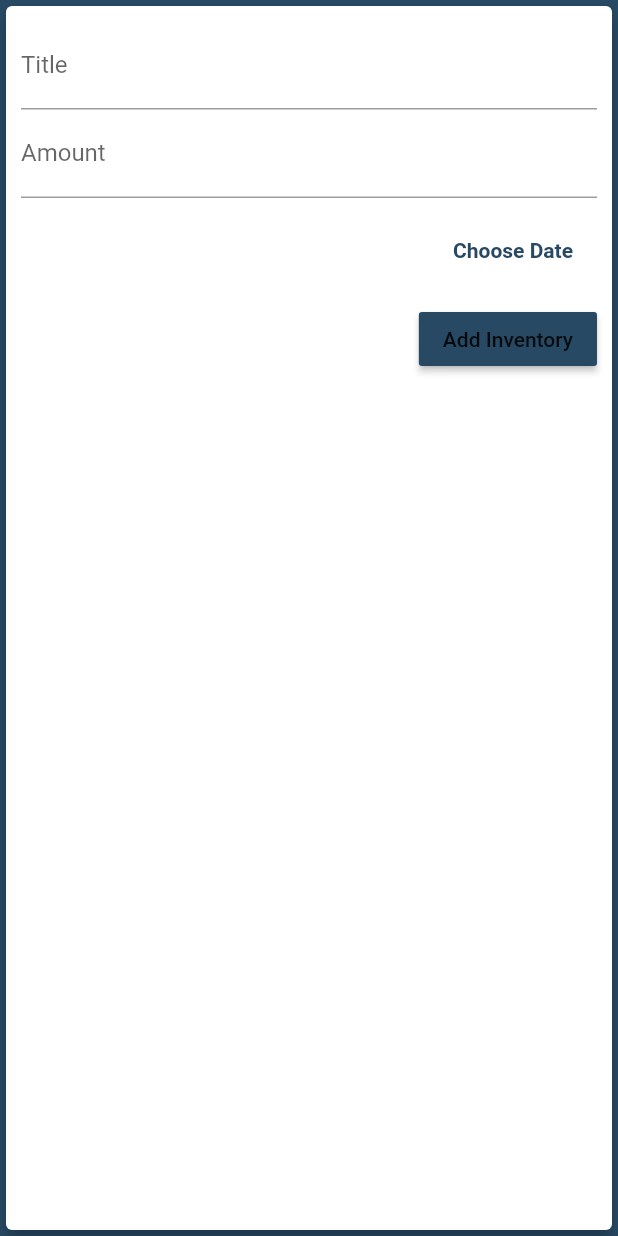
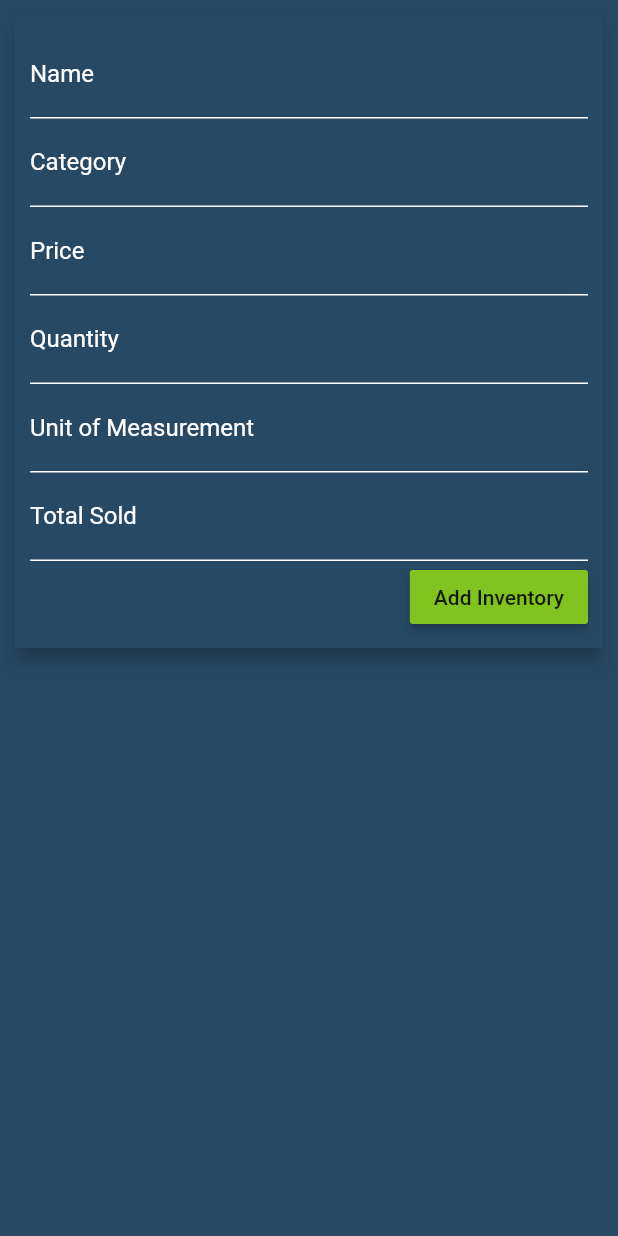
Before and after one commit to DKGMarine/capstoneproject, a Flutter app: the NewInventory widget shown alone on an empty page, opened directly with empty values, after a tap on "Add Inventory", on a phone screen of 412 x 824 dp. Run offline on Flutter 3.47's test engine with Material 2 defaults, Android fonts, the light colour scheme and no system bars; our stand-ins replace fluttertoast, table_calendar; network calls fail.

Commit message:
updated inventory UI

```diff
--- a/lib/main.dart
+++ b/lib/main.dart
@@ -39,6 +39,7 @@ class MyApp extends StatelessWidget {
       theme: ThemeData(
         primarySwatch: colorCustom,
         canvasColor: colorCustom,
+        focusColor: AppColors.primaryText,
         accentColor: AppColors.secondaryElement,
         fontFamily: 'SourceSansPro',
         textTheme: ThemeData.light().textTheme.copyWith(
@@ -51,7 +52,7 @@ class MyApp extends StatelessWidget {
       ),
       initialRoute: '/',
       routes: {
-        '/': (ctx) => LoginScreen(),
+        '/': (ctx) => DashboardScreen(),
        DashboardScreen.routeName: (ctx) => DashboardScreen(),
        LoginScreen.routeName: (ctx) => LoginScreen(),
        RegistrationScreen.routeName: (ctx) => RegistrationScreen(),
--- a/lib/models/transaction.dart
+++ b/lib/models/transaction.dart
@@ -3,13 +3,20 @@ import 'package:flutter/foundation.dart';
 class Item {
   final String id;
   final String title;
-  final double amount;
-  final DateTime date;
+  final String amount;
+  final String category;
+  final String measurement;
+  final String totalSold;
+  final String quantity;
+
 
   Item({
     @required this.id,
     @required this.title,
     @required this.amount,
-    @required this.date,
+    @required this.category,
+    @required this.measurement,
+    @required this.totalSold,
+    @required this.quantity,
   });
 }
--- a/lib/screens/inventory_screen.dart
+++ b/lib/screens/inventory_screen.dart
@@ -1,48 +1,41 @@
 import 'package:flutter/material.dart';
+import 'package:scoutboard/color/colors.dart';
 import '../widgets/new_item.dart';
 import '../widgets/inventory_list.dart';
+import "../styles/style.dart";
 import '../models/transaction.dart';
 import 'package:scoutboard/widgets/globals.dart' as global;
 import 'package:http/http.dart' as http;
 import 'dart:convert';
 
-
-class Album{ // change this to parse what data you need
+class Album {
+  // change this to parse what data you need
 
   final int ID;
   Album({this.ID});
 
-  factory Album.fromJson(Map<String, dynamic> json){
-
+  factory Album.fromJson(Map<String, dynamic> json) {
     return Album(
       ID: json['ID'],
     );
-
-
   }
 }
 
 Future<Album> createAlbum(String ID) async {
-
   final http.Response response = await http.post(
       'https://capstoneproject-271322.appspot.com/login', // change this to what page you are requesting data from
 
-      body:
-
-      {
+      body: {
         'ID': ID,
-      }
-
-  );
-
+      });
 
   if (response.statusCode == 200) {
     // If the server did return a 200 CREATED response,
     // then parse the JSON.
 
-    try{
+    try {
       return Album.fromJson(json.decode(response.body));
-    }catch(err) {
+    } catch (err) {
       print("Error in returning album");
       return null;
     }
@@ -64,36 +57,19 @@ class InventoryScreen extends StatefulWidget {
 class _InventoryScreenState extends State<InventoryScreen> {
   Future<Album> futureAlbum;
   final List<Item> _userInventory = [
-    // Transaction(
-    //   id: 't1',
-    //   title: 'New Shoes',
-    //   amount: 69.99,
-    //   date: DateTime.now(),
-    // ),
-    // Transaction(
-    //   id: 't2',
-    //   title: 'Weekly Groceries',
-    //   amount: 16.53,
-    //   date: DateTime.now(),
-    // ),
+
   ];
 
-  List<Item> get _recentInventory {
-    return _userInventory.where((tx) {
-      return tx.date.isAfter(
-        DateTime.now().subtract(
-          Duration(days: 7),
-        ),
-      );
-    }).toList();
-  }
 
-  void _addNewInventory(
-      String txTitle, double txAmount, DateTime chosenDate) {
+
+  void _addNewInventory(String itmTitle, String itmAmount, String itmCategory, String itmMeasurement, String itmQuantity, String itmTotalSold) {
     final newItm = Item(
-      title: txTitle,
-      amount: txAmount,
-      date: chosenDate,
+      title: itmTitle,
+      amount: itmAmount,
+      category: itmCategory,
+      measurement: itmMeasurement,
+      quantity: itmQuantity,
+      totalSold: itmTotalSold,
       id: DateTime.now().toString(),
     );
 
@@ -104,6 +80,8 @@ class _InventoryScreenState extends State<InventoryScreen> {
 
   void _startAddNewInventory(BuildContext ctx) {
     showModalBottomSheet(
+      backgroundColor: Color.fromRGBO(255, 0, 0, 0.0),
+      isScrollControlled: true,
       context: ctx,
       builder: (_) {
         return GestureDetector(
@@ -125,6 +103,7 @@ class _InventoryScreenState extends State<InventoryScreen> {
   Widget build(BuildContext context) {
     return Scaffold(
       appBar: AppBar(
+        elevation: 0,
         title: Text(
           'Inventory',
         ),
@@ -136,13 +115,14 @@ class _InventoryScreenState extends State<InventoryScreen> {
         ],
       ),
       body: SingleChildScrollView(
+        child: Container(
           child: Column(
             // mainAxisAlignment: MainAxisAlignment.start,
             crossAxisAlignment: CrossAxisAlignment.stretch,
             children: <Widget>[
-
               InventoryList(_userInventory, _deleteInventory),
             ],
+          ),
         ),
       ),
       floatingActionButtonLocation: FloatingActionButtonLocation.centerFloat,
--- a/lib/widgets/inventory_list.dart
+++ b/lib/widgets/inventory_list.dart
@@ -12,26 +12,16 @@ class InventoryList extends StatelessWidget {
   @override
   Widget build(BuildContext context) {
     return Container(
-      decoration: BoxDecoration(color: Colors.blueGrey),
       height: 700,
       child: inventory.isEmpty
-          ? Column(
-              children: <Widget>[
-                Text(
-                  'No inventory added yet!',
-                  style: Theme.of(context).textTheme.title,
-                ),
-                SizedBox(
-                  height: 30,
-                ),
-                Container(
-                    height: 200,
-                    child: Image.asset(
-                      'assets/images/waiting.png',
-                      fit: BoxFit.cover,
-                    )),
-              ],
-            )
+          ? Container(
+            alignment: Alignment(0.0, -0.3),
+              child: Text(
+              'No inventory added yet!',
+              style: Theme.of(context).textTheme.title,
+              textAlign: TextAlign.center,
+
+            ))
           : ListView.builder(
               itemBuilder: (ctx, index) {
                 return Card(
@@ -54,9 +44,6 @@ class InventoryList extends StatelessWidget {
                       inventory[index].title,
                       style: Theme.of(context).textTheme.title,
                     ),
-                    subtitle: Text(
-                      DateFormat.yMMMd().format(inventory[index].date),
-                    ),
                     trailing: IconButton(
                       icon: Icon(Icons.delete),
                       color: Theme.of(context).errorColor,
--- a/lib/widgets/new_item.dart
+++ b/lib/widgets/new_item.dart
@@ -1,5 +1,6 @@
 import 'package:flutter/material.dart';
-import 'package:intl/intl.dart';
+//import 'package:intl/intl.dart';
+import '../color/colors.dart';
 
 class NewInventory extends StatefulWidget {
   final Function addItm;
@@ -13,102 +14,202 @@ class NewInventory extends StatefulWidget {
 class _NewInventoryState extends State<NewInventory> {
   final _titleController = TextEditingController();
   final _amountController = TextEditingController();
-  DateTime _selectedDate;
+  final _categoryController = TextEditingController();
+  final _measurementController = TextEditingController();
+  final _totalSoldController = TextEditingController();
+  final _quantityController = TextEditingController();
 
   void _submitData() {
     if (_amountController.text.isEmpty) {
       return;
     }
     final enteredTitle = _titleController.text;
-    final enteredAmount = double.parse(_amountController.text);
+    final enteredAmount = _amountController.text;
+    final enteredCategory = _categoryController.text;
+    final enteredMeasurement = _measurementController.text;
+    final enteredTotalSold = _totalSoldController.text;
+    final enteredQuantity = _quantityController.text;
 
-    if (enteredTitle.isEmpty || enteredAmount <= 0 || _selectedDate == null) {
+    if (enteredTitle.isEmpty || enteredAmount.isEmpty || enteredCategory.isEmpty || enteredMeasurement.isEmpty || enteredTotalSold.isEmpty || enteredQuantity.isEmpty) {
       return;
     }
 
     widget.addItm(
       enteredTitle,
       enteredAmount,
-      _selectedDate,
+      enteredCategory,
+      enteredMeasurement,
+      enteredTotalSold,
+      enteredQuantity,
     );
 
     Navigator.of(context).pop();
   }
 
-  void _presentDatePicker() {
-    showDatePicker(
-      context: context,
-      initialDate: DateTime.now(),
-      firstDate: DateTime(2019),
-      lastDate: DateTime.now(),
-    ).then((pickedDate) {
-      if (pickedDate == null) {
-        return;
-      }
-      setState(() {
-        _selectedDate = pickedDate;
-      });
-    });
-    print('...');
-  }
 
   @override
   Widget build(BuildContext context) {
-    return Card(
+    return SingleChildScrollView(
+      child: Card(
+        margin: EdgeInsets.all(10),
         elevation: 5,
         child: Container(
+          color: Color.fromRGBO(40, 73, 100, 1),
           padding: EdgeInsets.all(10),
           child: Column(
             crossAxisAlignment: CrossAxisAlignment.end,
             children: <Widget>[
               TextField(
-              decoration: InputDecoration(labelText: 'Title'),
+                style: TextStyle(
+                  color: AppColors.primaryText,
+                ),
+                decoration: InputDecoration(
+                  labelText: 'Name',
+                  labelStyle: TextStyle(
+                    color: AppColors.primaryText,
+                  ),
+                  enabledBorder: UnderlineInputBorder(
+                    borderSide: BorderSide(
+                      color: AppColors.primaryText,
+                    ),
+                  ),
+                  focusedBorder: UnderlineInputBorder(
+                    borderSide: BorderSide(
+                      color: AppColors.primaryText,
+                    ),
+                  ),
+                ),
                 controller: _titleController,
                 onSubmitted: (_) => _submitData(),
-              // onChanged: (val) {
-              //   titleInput = val;
-              // },
               ),
               TextField(
-              decoration: InputDecoration(labelText: 'Amount'),
+                style: TextStyle(
+                  color: AppColors.primaryText,
+                ),
+                decoration: InputDecoration(
+                  labelText: 'Category',
+                  labelStyle: TextStyle(
+                    color: AppColors.primaryText,
+                  ),
+                  enabledBorder: UnderlineInputBorder(
+                    borderSide: BorderSide(
+                      color: AppColors.primaryText,
+                    ),
+                  ),
+                  focusedBorder: UnderlineInputBorder(
+                    borderSide: BorderSide(
+                      color: AppColors.primaryText,
+                    ),
+                  ),
+                ),
+                controller: _categoryController,
+                onSubmitted: (_) => _submitData(),
+              ),
+              TextField(
+                style: TextStyle(
+                  color: AppColors.primaryText,
+                ),
+                decoration: InputDecoration(
+                  labelText: 'Price',
+                  labelStyle: TextStyle(
+                    color: AppColors.primaryText,
+                  ),
+                  enabledBorder: UnderlineInputBorder(
+                    borderSide: BorderSide(
+                      color: AppColors.primaryText,
+                    ),
+                  ),
+                  focusedBorder: UnderlineInputBorder(
+                    borderSide: BorderSide(
+                      color: AppColors.primaryText,
+                    ),
+                  ),
+                ),
                 controller: _amountController,
                 keyboardType: TextInputType.number,
                 onSubmitted: (_) => _submitData(),
-              // onChanged: (val) => amountInput = val,
               ),
-            Container(
-              height: 70,
-              child: Row(
-                children: <Widget>[
-                  Expanded(
-                    child: Text(
-                      _selectedDate == null
-                          ? 'No Date Chosen!'
-                          : 'Picked Date: ${DateFormat.yMd().format(_selectedDate)}',
+              TextField(
+                style: TextStyle(
+                  color: AppColors.primaryText,
+                ),
+                decoration: InputDecoration(
+                  labelText: 'Quantity',
+                  labelStyle: TextStyle(
+                    color: AppColors.primaryText,
+                  ),
+                  enabledBorder: UnderlineInputBorder(
+                    borderSide: BorderSide(
+                      color: AppColors.primaryText,
                     ),
                   ),
-                  FlatButton(
-                    textColor: Theme.of(context).primaryColor,
-                    child: Text(
-                      'Choose Date',
-                      style: TextStyle(
-                        fontWeight: FontWeight.bold,
+                  focusedBorder: UnderlineInputBorder(
+                    borderSide: BorderSide(
+                      color: AppColors.primaryText,
                     ),
                   ),
-                    onPressed: _presentDatePicker,
                 ),
-                ],
+                controller: _quantityController,
+                keyboardType: TextInputType.number,
+                onSubmitted: (_) => _submitData(),
               ),
+              TextField(
+                style: TextStyle(
+                  color: AppColors.primaryText,
+                ),
+                decoration: InputDecoration(
+                  labelText: 'Unit of Measurement',
+                  labelStyle: TextStyle(
+                    color: AppColors.primaryText,
+                  ),
+                  enabledBorder: UnderlineInputBorder(
+                    borderSide: BorderSide(
+                      color: AppColors.primaryText,
+                    ),
+                  ),
+                  focusedBorder: UnderlineInputBorder(
+                    borderSide: BorderSide(
+                      color: AppColors.primaryText,
+                    ),
+                  ),
+                ),
+                controller: _measurementController,
+                onSubmitted: (_) => _submitData(),
+              ),
+              TextField(
+                style: TextStyle(
+                  color: AppColors.primaryText,
+                ),
+                decoration: InputDecoration(
+                  labelText: 'Total Sold',
+                  labelStyle: TextStyle(
+                    color: AppColors.primaryText,
+                  ),
+                  enabledBorder: UnderlineInputBorder(
+                    borderSide: BorderSide(
+                      color: AppColors.primaryText,
+                    ),
+                  ),
+                  focusedBorder: UnderlineInputBorder(
+                    borderSide: BorderSide(
+                      color: AppColors.primaryText,
+                    ),
+                  ),
+                ),
+                controller: _totalSoldController,
+                keyboardType: TextInputType.number,
+                onSubmitted: (_) => _submitData(),
               ),
               RaisedButton(
                 child: Text('Add Inventory'),
-              color: Theme.of(context).primaryColor,
+                color: AppColors.secondaryElement,
                 textColor: Theme.of(context).textTheme.button.color,
                 onPressed: _submitData,
               ),
             ],
           ),
         ),
+      ),
     );
   }
 }
```
Lines whose indentation alone changed are shown as unchanged.
